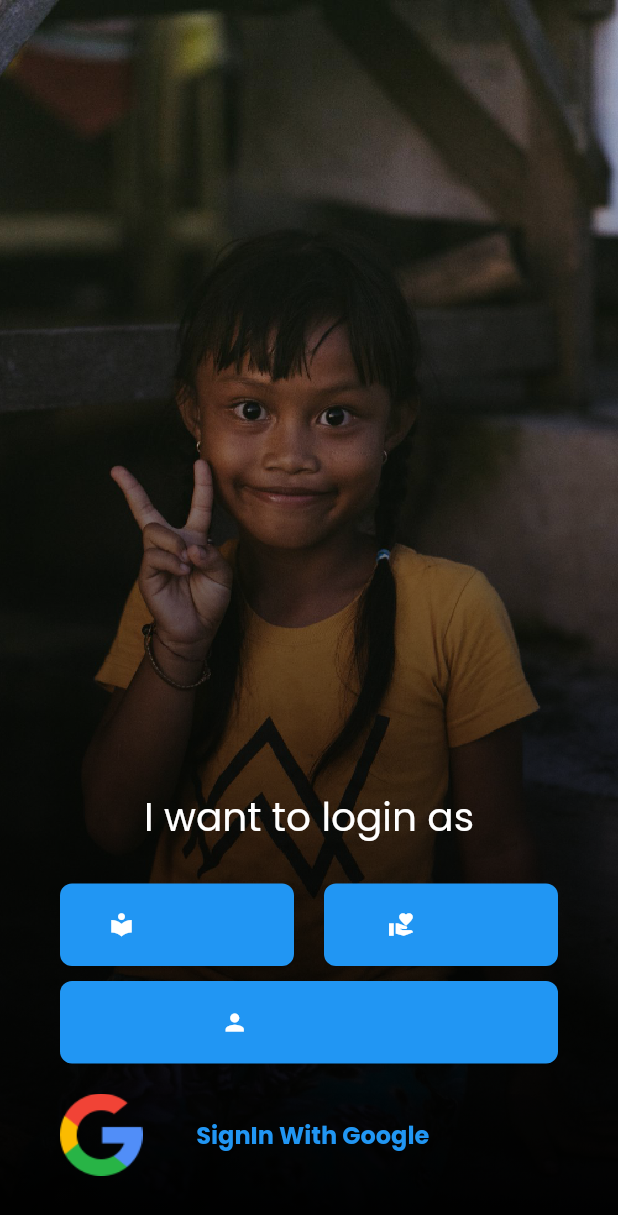
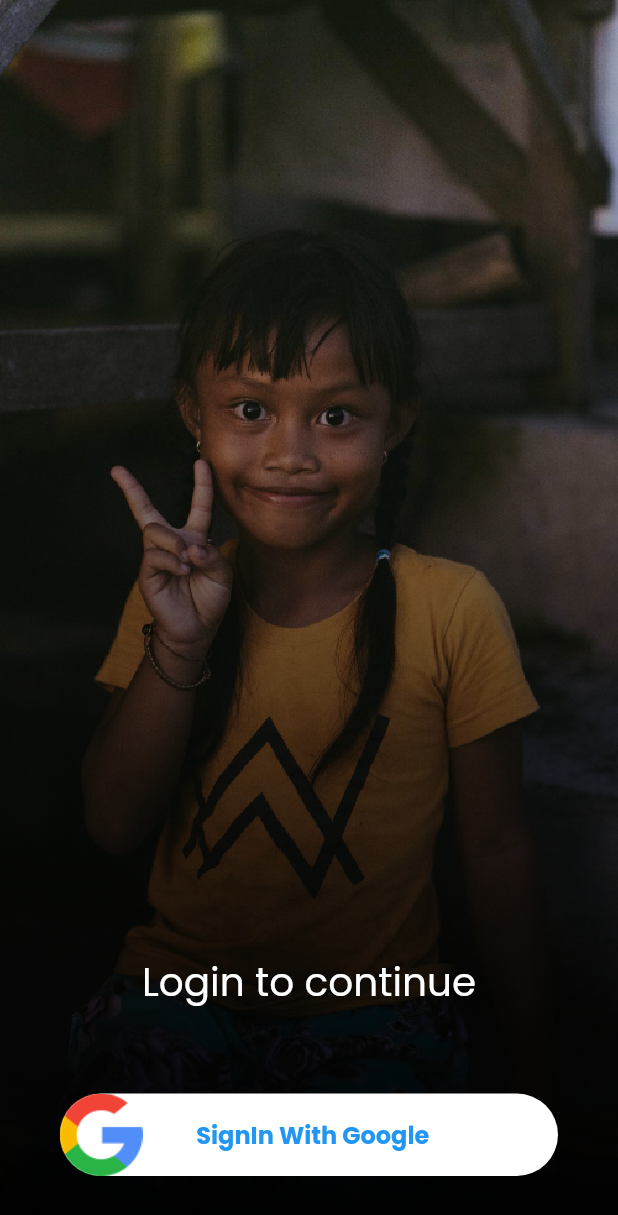
Before and after one commit to raghav042/sharethegood, a Flutter app: the LoginScreen screen opened directly, on a phone screen of 412 x 824 dp. Shown: the top 1215 px of the screen. Run offline on Flutter 3.47's test engine with Material 2 defaults, Android fonts, the phone set to English and light mode, and no system bars; drawn by our look-alikes of dynamic_color; our stand-ins replace cached_network_image, cloud_firestore, firebase_auth, firebase_core, firebase_crashlytics, firebase_messaging and 5 more; accounts and stored records are empty; network calls fail.

Commit message:
fixed login and signup bug

```diff
--- a/lib/ui/screens/welcome/login_screen.dart
+++ b/lib/ui/screens/welcome/login_screen.dart
@@ -12,8 +12,10 @@ class LoginScreen extends StatefulWidget {
 }
 
 class _LoginScreenState extends State<LoginScreen> {
+  User? user;
   String? accountType;
   bool isLoading = false;
+  bool isLoggedIn = false;
 
   @override
   Widget build(BuildContext context) {
@@ -48,12 +50,12 @@ class _LoginScreenState extends State<LoginScreen> {
               crossAxisAlignment: CrossAxisAlignment.center,
               children: [
                 isLoading
-                    ? SizedBox(
+                    ? const SizedBox(
                         height: 50,
                         width: 50,
                         child: CircularProgressIndicator(color: Colors.white),
                       )
-                    : SizedBox(),
+                    : const SizedBox(),
 
                 Padding(
                   padding: const EdgeInsets.symmetric(
@@ -61,7 +63,9 @@ class _LoginScreenState extends State<LoginScreen> {
                     vertical: 25,
                   ),
                   child: Text(
-                    "I want to login as ${accountType ?? ""}",
+                    isLoggedIn?
+
+                    "I want to login as ${accountType ?? ""}" : "Login to continue",
                     textAlign: TextAlign.center,
                     style: const TextStyle(fontSize: 26, color: Colors.white),
                   ),
@@ -74,7 +78,8 @@ class _LoginScreenState extends State<LoginScreen> {
                 //     color: Colors.white,
                 //   ),
                 // ),
-                Row(
+                isLoggedIn
+                    ? Row(
                         mainAxisAlignment: MainAxisAlignment.spaceBetween,
                         children: [
                           SizedBox(
@@ -86,8 +91,8 @@ class _LoginScreenState extends State<LoginScreen> {
                                   accountType = "Library";
                                 });
                               },
-                        style:
-                            buttonStyle(colorScheme, accountType == "Library"),
+                              style: buttonStyle(
+                                  colorScheme, accountType == "Library"),
                               icon: const Icon(Icons.local_library),
                               label: Text(
                                 "Library",
@@ -108,7 +113,8 @@ class _LoginScreenState extends State<LoginScreen> {
                                   accountType = "NGO";
                                 });
                               },
-                        style: buttonStyle(colorScheme, accountType == "NGO"),
+                              style: buttonStyle(
+                                  colorScheme, accountType == "NGO"),
                               icon: const Icon(Icons.volunteer_activism),
                               label: Text(
                                 "NGO",
@@ -121,9 +127,11 @@ class _LoginScreenState extends State<LoginScreen> {
                             ),
                           ),
                         ],
-                ),
+                      )
+                    : const SizedBox(),
                 const SizedBox(height: 10),
-                SizedBox(
+                isLoggedIn
+                    ? SizedBox(
                         height: 55,
                         width: size,
                         child: ElevatedButton.icon(
@@ -132,8 +140,8 @@ class _LoginScreenState extends State<LoginScreen> {
                               accountType = "Individual";
                             });
                           },
-                    style:
-                        buttonStyle(colorScheme, accountType == "Individual"),
+                          style: buttonStyle(
+                              colorScheme, accountType == "Individual"),
                           icon: const Icon(Icons.person),
                           label: Text(
                             "Individual",
@@ -144,23 +152,32 @@ class _LoginScreenState extends State<LoginScreen> {
                             ),
                           ),
                         ),
-                ),
+                      )
+                    : const SizedBox(),
 
                 const SizedBox(height: 20),
                 SizedBox(
                         height: 55,
                         width: double.infinity,
                         child: ElevatedButton(
-                    onPressed: accountType != null
-                        ? () {
-                            signInWithGoogle();
-                          }
-                        : null,
+                          onPressed: () {
+                            isLoggedIn ? saveData() : signInWithGoogle();
+                          },
                           style: ElevatedButton.styleFrom(
                             padding: EdgeInsets.zero,
                           ),
-                    child: Row(
-                      mainAxisAlignment: MainAxisAlignment.spaceBetween,
+                          child: isLoggedIn
+                              ? Text(
+                                  "Let's Go",
+                                style: TextStyle(
+                                    fontSize: 16,
+                                    fontWeight: FontWeight.bold,
+                                    color: colorScheme.primary,
+                                  ),
+                                )
+                              : Row(
+                                  mainAxisAlignment:
+                                      MainAxisAlignment.spaceBetween,
                                   children: [
                                     Image.asset(
                                       "assets/google.png",
@@ -189,10 +206,10 @@ class _LoginScreenState extends State<LoginScreen> {
   }
 
   void signInWithGoogle() async {
-    final navigator = Navigator.of(context);
     setState(() {
       isLoading = true;
     });
+    final navigator = Navigator.of(context);
     final googleUser = await GoogleSignIn().signIn();
     final googleAuth = await googleUser?.authentication;
 
@@ -200,33 +217,46 @@ class _LoginScreenState extends State<LoginScreen> {
       accessToken: googleAuth?.accessToken,
       idToken: googleAuth?.idToken,
     );
-
     final userCredential =
         await FirebaseAuth.instance.signInWithCredential(authCredential);
-    final user = userCredential.user;
+    user = userCredential.user;
+    setState(() {
+      isLoading = false;
+      isLoggedIn = true;
+    });
 
-    if (user != null) {
-      if (userCredential.additionalUserInfo!.isNewUser) {
+    if (!userCredential.additionalUserInfo!.isNewUser) {
+      navigator.pushAndRemoveUntil(
+          MaterialPageRoute(builder: (_) => const HomeScreen()),
+          (route) => false);
+    }
+  }
+
+  Future<void> saveData() async {
+    final navigator = Navigator.of(context);
+    setState(() {
+      isLoading = true;
+    });
+
     //save user data to firestore
-        await FirebaseFirestore.instance.collection("users").doc(user.uid).set({
-          "uid": user.uid,
-          "name": user.displayName,
-          "email": user.email,
+    await FirebaseFirestore.instance.collection("users").doc(user?.uid).set({
+      "uid": user?.uid,
+      "name": user?.displayName,
+      "email": user?.email,
       "type": accountType,
       "joinAt": DateTime.now(),
-          "photoUrl": user.photoURL,
+      "photoUrl": user?.photoURL,
     }).then((value) {
       // stop loading indicator
       setState(() {
         isLoading = false;
       });
     });
-      }
+
     // navigate to HomeScreen
     navigator.pushAndRemoveUntil(
         MaterialPageRoute(builder: (_) => const HomeScreen()),
         (route) => false);
-    }
   }
 
   ButtonStyle buttonStyle(ColorScheme colorScheme, bool isSelected) {
--- a/lib/ui/widgets/app.dart
+++ b/lib/ui/widgets/app.dart
@@ -1,6 +1,7 @@
 import 'package:firebase_messaging/firebase_messaging.dart';
 import 'package:flutter/material.dart';
 import 'package:dynamic_color/dynamic_color.dart';
+import 'package:sharethegood/ui/screens/welcome/login_screen.dart';
 import '../../core/dark_theme.dart';
 import '../../core/light_theme.dart';
 import 'auth_service.dart';
@@ -26,7 +27,7 @@ class _ApplicationState extends State<Application> {
         theme: lightTheme(lightColorScheme),
         darkTheme: darkTheme(darkColorScheme, context),
         themeMode: ThemeMode.system,
-        home: const AuthService(),
+        home: AuthService(),
       );
     });
   }
```
Lines whose indentation alone changed are shown as unchanged.
